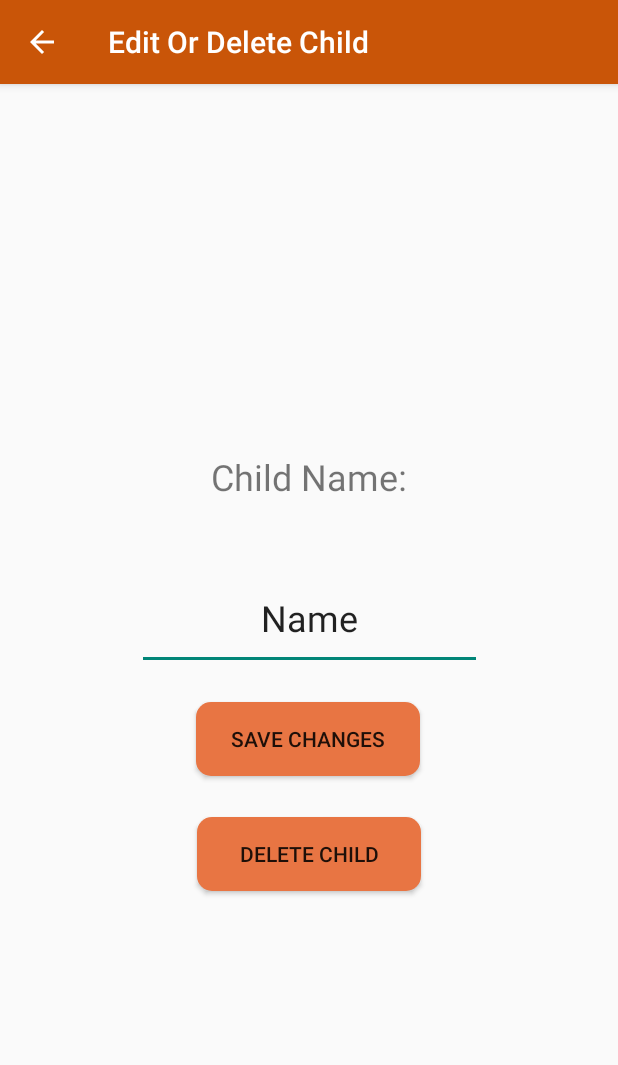
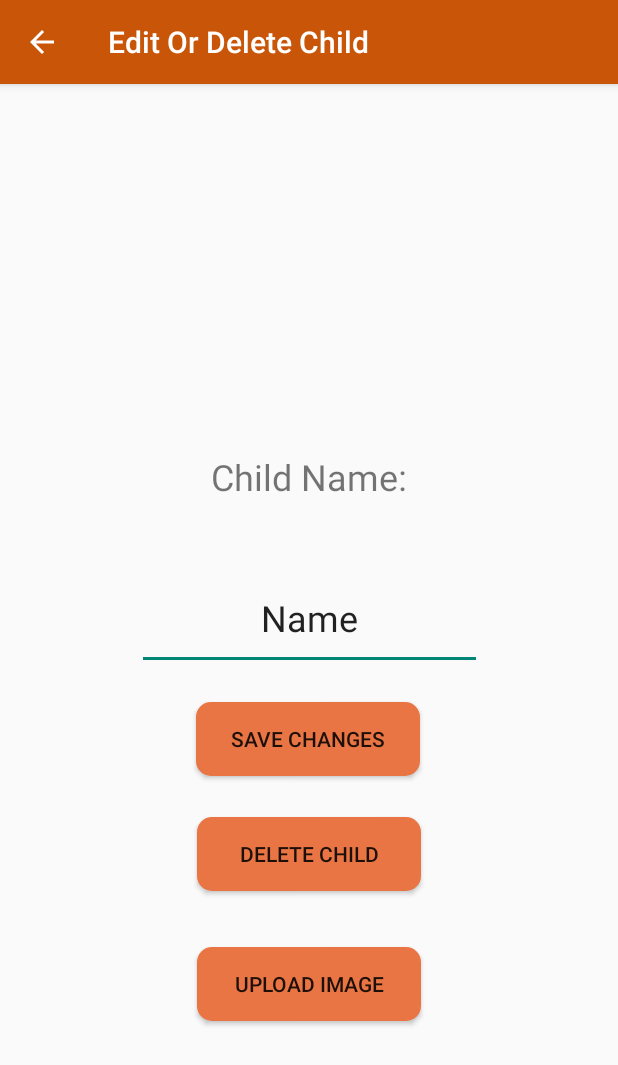
Before and after one commit to carsonlin/Parenting-App, an Android app: the EditChildActivity screen opened directly, with no data from a screen before it, on a phone screen of 412 x 824 dp. Shown: the top 1065 px of the screen. Run offline under Robolectric (Android 15) with nearby library versions, the phone set to English and light mode, and no system bars; 3 statements that could not run were skipped.

Commit message:
Add button to upload an image from gallery
Still need to save the image bitmap into the child object

```diff
--- a/app/src/main/java/ca/cmpt276/chlorinefinalproject/EditChildActivity.java
+++ b/app/src/main/java/ca/cmpt276/chlorinefinalproject/EditChildActivity.java
@@ -3,17 +3,23 @@ package ca.cmpt276.chlorinefinalproject;
 import android.content.Context;
 import android.content.Intent;
 import android.content.SharedPreferences;
+import android.graphics.Bitmap;
+import android.net.Uri;
 import android.os.Bundle;
+import android.provider.MediaStore;
 import android.view.View;
 import android.widget.Button;
 import android.widget.EditText;
+import android.widget.ImageView;
 import android.widget.Toast;
 
+import androidx.activity.result.ActivityResultCallback;
+import androidx.activity.result.ActivityResultLauncher;
+import androidx.activity.result.contract.ActivityResultContracts;
 import androidx.appcompat.app.ActionBar;
 import androidx.appcompat.app.AppCompatActivity;
 
-
-
+import java.io.IOException;
 import java.util.ArrayList;
 import java.util.Arrays;
 import java.util.List;
@@ -39,6 +45,23 @@ public class EditChildActivity extends AppCompatActivity {
         return intent;
     }
 
+    ActivityResultLauncher<String> mGetContent = registerForActivityResult(new ActivityResultContracts.GetContent(),
+            new ActivityResultCallback<Uri>() {
+                @Override
+                public void onActivityResult(Uri result) {
+                    if (result != null) {
+                        Bitmap map = null;
+                        ImageView imageView = findViewById(R.id.childProfilePic);
+                        try {
+                            map = MediaStore.Images.Media.getBitmap(getApplicationContext().getContentResolver(), result);
+                        } catch (IOException e) {
+                            e.printStackTrace();
+                        }
+                        imageView.setImageBitmap(map);
+                    }
+                }
+            });
+
     @Override
     protected void onCreate(Bundle savedInstanceState) {
         super.onCreate(savedInstanceState);
@@ -50,6 +73,7 @@ public class EditChildActivity extends AppCompatActivity {
         setUpActionBar();
         deleteButtonPressed();
         saveButtonPressed();
+        uploadImagePressed();
     }
 
     private void setUpUI(){
@@ -110,6 +134,12 @@ public class EditChildActivity extends AppCompatActivity {
         });
     }
 
+    private void uploadImagePressed() {
+        Button button = findViewById(R.id.uploadImage);
+
+        button.setOnClickListener(view -> mGetContent.launch("image/*"));
+    }
+
     public void saveChildrenSharedPreferences(){
         SharedPreferences prefs = this.getSharedPreferences(PREFERENCES, MODE_PRIVATE);
         SharedPreferences.Editor editor = prefs.edit();
--- a/app/src/main/res/layout/activity_edit_or_delete_child.xml
+++ b/app/src/main/res/layout/activity_edit_or_delete_child.xml
@@ -24,6 +24,19 @@
         android:id="@+id/constraintLayout"
         android:layout_width="match_parent"
         android:layout_height="match_parent">
+
+        <ImageView
+            android:id="@+id/childProfilePic"
+            android:layout_width="wrap_content"
+            android:layout_height="wrap_content"
+            android:visibility="visible"
+            app:layout_constraintBottom_toTopOf="@+id/childName"
+            app:layout_constraintEnd_toEndOf="parent"
+            app:layout_constraintStart_toStartOf="parent"
+            app:layout_constraintTop_toTopOf="parent"
+            app:layout_constraintVertical_bias="0.8"
+            tools:srcCompat="@tools:sample/avatars"
+            android:contentDescription="@string/child_profile_picture" />
 
         <TextView
             android:id="@+id/childName"
@@ -63,6 +76,18 @@
             app:layout_constraintTop_toBottomOf="@+id/saveButton"
             app:layout_constraintVertical_bias="0.105" />
 
+        <Button
+            android:id="@+id/uploadImage"
+            android:layout_width="149dp"
+            android:layout_height="49dp"
+            android:background="@drawable/button_background"
+            android:text="@string/upload_image"
+            app:layout_constraintBottom_toBottomOf="parent"
+            app:layout_constraintEnd_toEndOf="parent"
+            app:layout_constraintStart_toStartOf="parent"
+            app:layout_constraintTop_toBottomOf="@+id/saveButton"
+            app:layout_constraintVertical_bias="0.442" />
+
     </androidx.constraintlayout.widget.ConstraintLayout>
 
     <EditText
--- a/app/src/main/res/values/strings.xml
+++ b/app/src/main/res/values/strings.xml
@@ -47,4 +47,6 @@
     <string name="title">title</string>
     <string name="x_icon">x icon</string>
     <string name="trash_icon">trash icon</string>
+    <string name="upload_image">Upload Image</string>
+    <string name="child_profile_picture">child profile picture</string>
 </resources>
```
